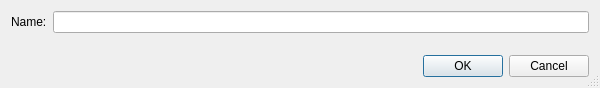
Above: src/UI/AddCreatorDialog/AddCreatorDialog.ui from NikolaRoev/Tracker before the change. Below: the same form after it.
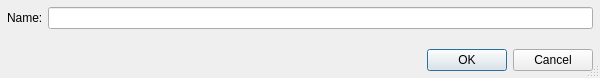
That is the form after the change.

```diff
--- a/src/UI/AddCreatorDialog/AddCreatorDialog.ui
+++ b/src/UI/AddCreatorDialog/AddCreatorDialog.ui
@@ -7,7 +7,7 @@
     <x>0</x>
     <y>0</y>
     <width>600</width>
-    <height>88</height>
+    <height>78</height>
    </rect>
   </property>
   <property name="windowTitle">
@@ -17,6 +17,21 @@
    <bool>true</bool>
   </property>
   <layout class="QVBoxLayout" name="verticalLayout">
+   <property name="spacing">
+    <number>5</number>
+   </property>
+   <property name="leftMargin">
+    <number>7</number>
+   </property>
+   <property name="topMargin">
+    <number>7</number>
+   </property>
+   <property name="rightMargin">
+    <number>7</number>
+   </property>
+   <property name="bottomMargin">
+    <number>7</number>
+   </property>
    <item>
     <layout class="QFormLayout" name="formLayout">
      <item row="0" column="0">
```
